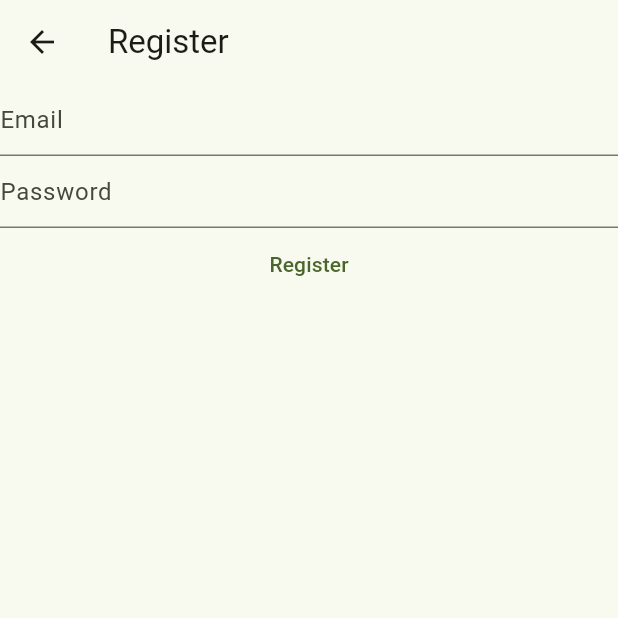
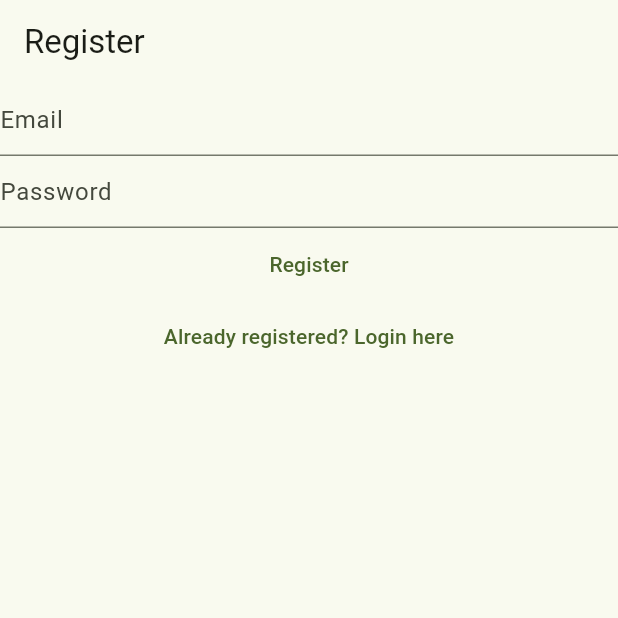
Before and after one commit to ochuko1996/private_notes, a Flutter app: the RegisterView screen opened directly, on a phone screen of 412 x 824 dp, the top half of it. Run offline on Flutter 3.47's test engine with Material 3 defaults, Android fonts, the light colour scheme and no system bars; our stand-ins replace firebase_auth, firebase_core; accounts and stored records are empty.

Commit message:
add login, register, and email verification views with routing

```diff
--- a/lib/views/register_view.dart
+++ b/lib/views/register_view.dart
@@ -1,9 +1,7 @@
 import 'dart:developer';
 
 import 'package:firebase_auth/firebase_auth.dart';
-import 'package:firebase_core/firebase_core.dart';
 import 'package:flutter/material.dart';
-import 'package:privatenotes/firebase_options.dart';
 
 class RegisterView extends StatefulWidget {
   const RegisterView({super.key});
@@ -34,14 +32,7 @@
   Widget build(BuildContext context) {
     return Scaffold(
       appBar: AppBar(title: const Text("Register")),
-      body: FutureBuilder(
-        future: Firebase.initializeApp(
-          options: DefaultFirebaseOptions.currentPlatform,
-        ),
-        builder: (context, snapshot) {
-          switch (snapshot.connectionState) {
-            case ConnectionState.done:
-              return Column(
+      body: Column(
         children: [
           TextField(
             decoration: const InputDecoration(hintText: "Email"),
@@ -84,12 +75,15 @@
             },
             child: const Text("Register"),
           ),
+          TextButton(
+            onPressed: () {
+              Navigator.of(
+                context,
+              ).pushNamedAndRemoveUntil('/login', (route) => false);
+            },
+            child: const Text("Already registered? Login here"),
+          ),
         ],
-              );
-            default:
-              return const Center(child: Text("Loading..."));
-          }
-        },
       ),
     );
   }
```
Also changed, not shown: lib/main.dart (+15 -12 lines), lib/views/login_view.dart (+9 -15 lines), lib/views/verify_email_view.dart (added, +30 -0 lines). Lines whose indentation alone changed are shown as unchanged.
